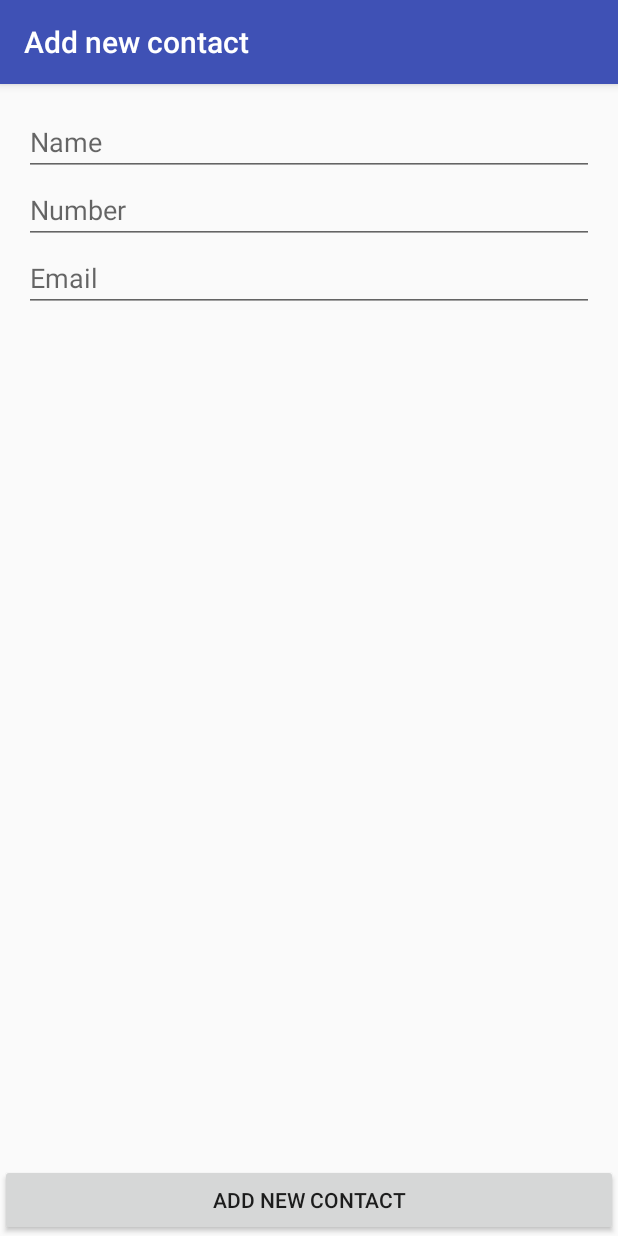
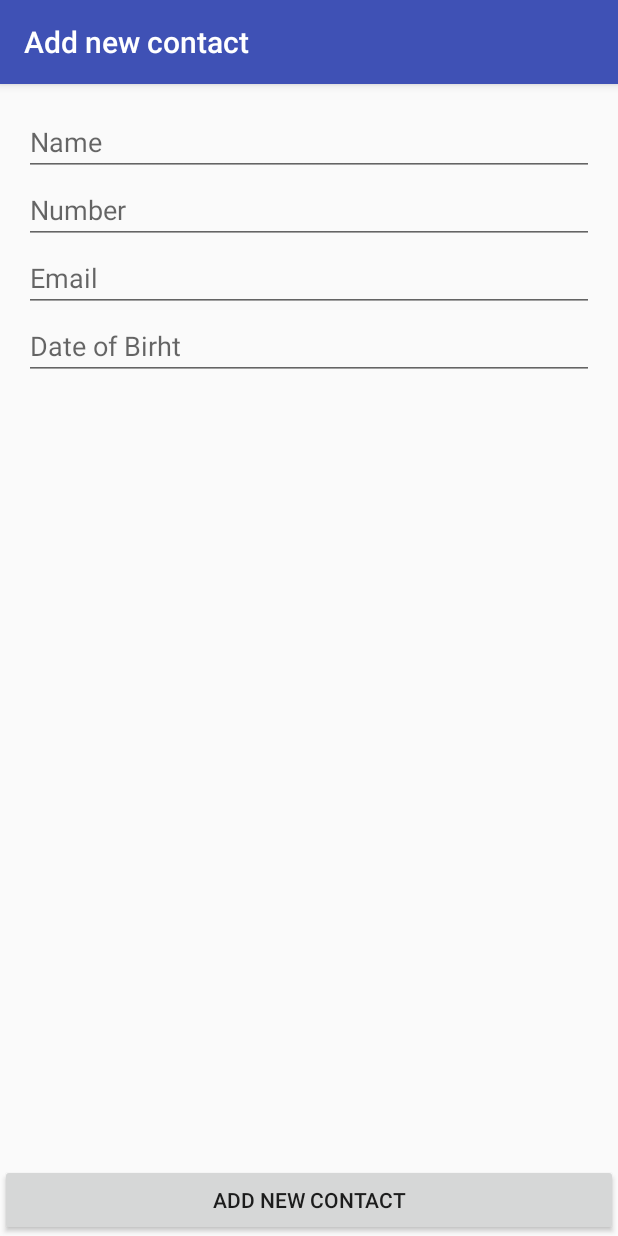
Before and after one commit to tudorlozba/mobile, an Android app: the screen it shows after launch once a user with an empty profile is signed in (MainActivity), after a tap on "Add new", on a phone screen of 412 x 824 dp. Run offline under Robolectric (Android 15) with nearby library versions, the phone set to English and light mode, and no system bars; our stand-ins replace Firebase (no records; nobody signed in at launch, a user with empty details on screens opened directly).

Commit message:
Added DateOfBirth field for a contact
Android date picker used for picking a date of birth for the contact

```diff
--- a/PhoneAgenda/app/src/main/java/com/android/phoneagenda/AddContactFragment.java
+++ b/PhoneAgenda/app/src/main/java/com/android/phoneagenda/AddContactFragment.java
@@ -1,9 +1,11 @@
 package com.android.phoneagenda;
 
 
+import android.app.DatePickerDialog;
 import android.os.Bundle;
 import android.support.annotation.Nullable;
 import android.support.v4.app.Fragment;
+import android.text.InputType;
 import android.view.LayoutInflater;
 import android.view.Menu;
 import android.view.MenuInflater;
@@ -11,9 +13,14 @@ import android.view.MenuItem;
 import android.view.View;
 import android.view.ViewGroup;
 import android.widget.Button;
+import android.widget.DatePicker;
 import android.widget.EditText;
 import android.widget.Toast;
 import com.google.gson.Gson;
+
+import java.text.SimpleDateFormat;
+import java.util.Calendar;
+import java.util.Locale;
 
 /**
  * A simple {@link Fragment} subclass.
@@ -26,6 +33,9 @@ public class AddContactFragment extends Fragment implements View.OnClickListener
     private EditText mContactEmail;
     private Contact contact = null;
     private Button mSaveButton;
+    private EditText mDateOfBirth;
+    private DatePickerDialog dateOfBirthPicker;
+    private SimpleDateFormat dateFormatter;
 
     public AddContactFragment() {
         // Required empty public constructor
@@ -71,16 +81,33 @@ public class AddContactFragment extends Fragment implements View.OnClickListener
         mContactName = (EditText) v.findViewById(R.id.contact_name);
         mContactNumber = (EditText) v.findViewById(R.id.contact_number);
         mContactEmail = (EditText) v.findViewById(R.id.contact_email);
+        mDateOfBirth = (EditText) v.findViewById(R.id.dateOfBirth);
+        mDateOfBirth.setInputType(InputType.TYPE_NULL);
+        mDateOfBirth.setOnClickListener(this);
         mSaveButton = (Button) v.findViewById(R.id.btn_save_contact);
         mSaveButton.setText(getString(R.string.addContact));
+        dateFormatter = new SimpleDateFormat("dd-MM-yyyy", Locale.US);
 
         mSaveButton.setOnClickListener(this);
         if (contact != null) {
             mContactName.setText(contact.getName());
             mContactNumber.setText(contact.getNumber());
             mContactEmail.setText(contact.getEmail());
+            mDateOfBirth.setText(contact.getDateOfBirth());
             mSaveButton.setText(getString(R.string.update_contact));
         }
+
+        Calendar newCalendar = Calendar.getInstance();
+        dateOfBirthPicker = new DatePickerDialog(getActivity(), new DatePickerDialog.OnDateSetListener() {
+
+            public void onDateSet(DatePicker view, int year, int monthOfYear, int dayOfMonth) {
+                Calendar newDate = Calendar.getInstance();
+                newDate.set(year, monthOfYear, dayOfMonth);
+                mDateOfBirth.setText(dateFormatter.format(newDate.getTime()));
+            }
+
+        }, newCalendar.get(Calendar.YEAR), newCalendar.get(Calendar.MONTH), newCalendar.get(Calendar.DAY_OF_MONTH));
+
         return v;
     }
 
@@ -92,6 +119,8 @@ public class AddContactFragment extends Fragment implements View.OnClickListener
             } else {
                 updateContact();
             }
+        } else if (v == mDateOfBirth){
+            dateOfBirthPicker.show();
         }
     }
 
@@ -99,12 +128,14 @@ public class AddContactFragment extends Fragment implements View.OnClickListener
         this.contact.setName(mContactName.getText().toString());
         this.contact.setNumber(mContactNumber.getText().toString());
         this.contact.setEmail(mContactEmail.getText().toString());
+        this.contact.setDateOfBirth(mDateOfBirth.getText().toString()
+        );
         DatabaseHelper.updateContact(this.contact);
         getActivity().onBackPressed();
     }
 
     private void createAndSaveContact() {
-        Contact contact = new Contact(mContactName.getText().toString(), mContactNumber.getText().toString(), mContactEmail.getText().toString());
+        Contact contact = new Contact(mContactName.getText().toString(), mContactNumber.getText().toString(), mContactEmail.getText().toString(), mDateOfBirth.getText().toString());
         DatabaseHelper.addContact(contact);
         getActivity().onBackPressed();
     }
--- a/PhoneAgenda/app/src/main/res/layout/fragment_add_contact.xml
+++ b/PhoneAgenda/app/src/main/res/layout/fragment_add_contact.xml
@@ -2,40 +2,49 @@
     xmlns:tools="http://schemas.android.com/tools"
     android:layout_width="match_parent"
     android:layout_height="match_parent"
-    tools:context="com.android.phoneagenda.AddContactFragment"
-    android:orientation="vertical">
+    android:orientation="vertical"
+    tools:context="com.android.phoneagenda.AddContactFragment">
 
     <LinearLayout
         android:layout_width="match_parent"
         android:layout_height="wrap_content"
         android:layout_margin="@dimen/activity_vertical_margin"
         android:orientation="vertical">
+
         <EditText
             android:id="@+id/contact_name"
             android:layout_width="match_parent"
             android:layout_height="wrap_content"
-        android:hint="@string/name"/>
+            android:hint="@string/name" />
 
         <EditText
             android:id="@+id/contact_number"
             android:layout_width="match_parent"
             android:layout_height="wrap_content"
             android:hint="@string/number"
-        android:inputType="number"/>
+            android:inputType="number" />
 
         <EditText
             android:id="@+id/contact_email"
             android:layout_width="match_parent"
             android:layout_height="wrap_content"
             android:hint="@string/email"
-        android:inputType="textEmailAddress"/>
+            android:inputType="textEmailAddress" />
+
+        <EditText
+            android:id="@+id/dateOfBirth"
+            android:layout_width="match_parent"
+            android:layout_height="wrap_content"
+            android:hint="@string/date_of_birht"
+            android:focusableInTouchMode="false"
+            />
     </LinearLayout>
 
     <Button
         android:id="@+id/btn_save_contact"
-        android:layout_alignParentBottom="true"
         android:layout_width="match_parent"
         android:layout_height="wrap_content"
-        android:text="@string/save_contact"/>
+        android:layout_alignParentBottom="true"
+        android:text="@string/save_contact" />
 
 </RelativeLayout>
--- a/PhoneAgenda/app/src/main/res/values/strings.xml
+++ b/PhoneAgenda/app/src/main/res/values/strings.xml
@@ -11,4 +11,5 @@
     <string name="editContact">Edit contact</string>
     <string name="update_contact">Update contact</string>
     <string name="delete_contact">Delete Contact</string>
+    <string name="date_of_birht">Date of Birht</string>
 </resources>
```
Also changed, not shown: PhoneAgenda/app/src/main/java/com/android/phoneagenda/Contact.java (+12 -1 lines). Lines whose indentation alone changed are shown as unchanged.
